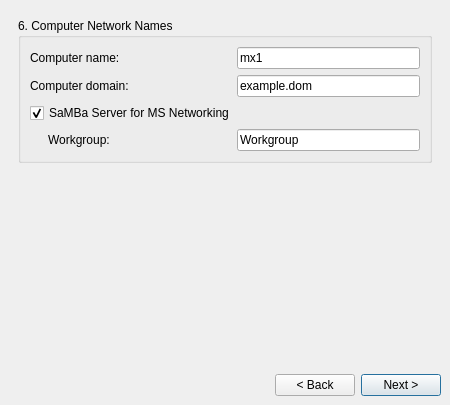
Qt form meinstall.ui (anticapitalista/MX-installer) before a commit.
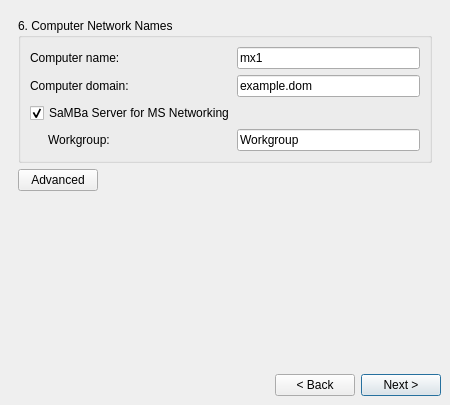
The same form after that commit. The open tabs and pages were chosen to show the change.

Commit message: services screen is hidden and called by 'Advanced' button

```diff
--- a/meinstall.ui
+++ b/meinstall.ui
@@ -1047,6 +1047,46 @@
        <property name="spacing">
         <number>6</number>
        </property>
+       <item row="1" column="0">
+        <layout class="QGridLayout" name="gridLayout_adv">
+         <item row="0" column="1">
+          <spacer name="horizontalSpacer">
+           <property name="orientation">
+            <enum>Qt::Horizontal</enum>
+           </property>
+           <property name="sizeHint" stdset="0">
+            <size>
+             <width>40</width>
+             <height>20</height>
+            </size>
+           </property>
+          </spacer>
+         </item>
+         <item row="0" column="0">
+          <widget class="QPushButton" name="advButton">
+           <property name="toolTip">
+            <string>Adjust which services should run at startup</string>
+           </property>
+           <property name="text">
+            <string>Advanced</string>
+           </property>
+          </widget>
+         </item>
+         <item row="1" column="0">
+          <spacer name="verticalSpacer">
+           <property name="orientation">
+            <enum>Qt::Vertical</enum>
+           </property>
+           <property name="sizeHint" stdset="0">
+            <size>
+             <width>20</width>
+             <height>40</height>
+            </size>
+           </property>
+          </spacer>
+         </item>
+        </layout>
+       </item>
        <item row="0" column="0">
         <widget class="QGroupBox" name="networkNamesBox">
          <property name="sizePolicy">
@@ -1187,19 +1227,6 @@
          </layout>
         </widget>
        </item>
-       <item row="1" column="0">
-        <spacer>
-         <property name="orientation">
-          <enum>Qt::Vertical</enum>
-         </property>
-         <property name="sizeHint" stdset="0">
-          <size>
-           <width>20</width>
-           <height>40</height>
-          </size>
-         </property>
-        </spacer>
-       </item>
       </layout>
      </widget>
      <widget class="QWidget" name="Step_7">
```
Left out of the diff: 317 changed lines with no effect on the pictures. The commit also changes 3 other files.
